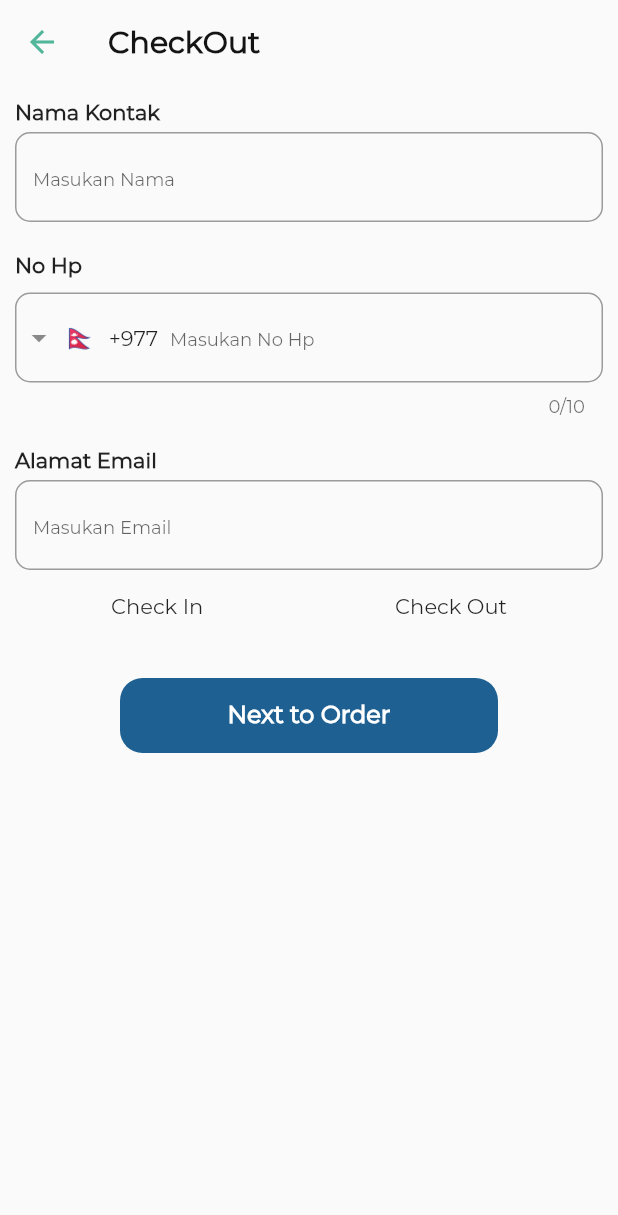
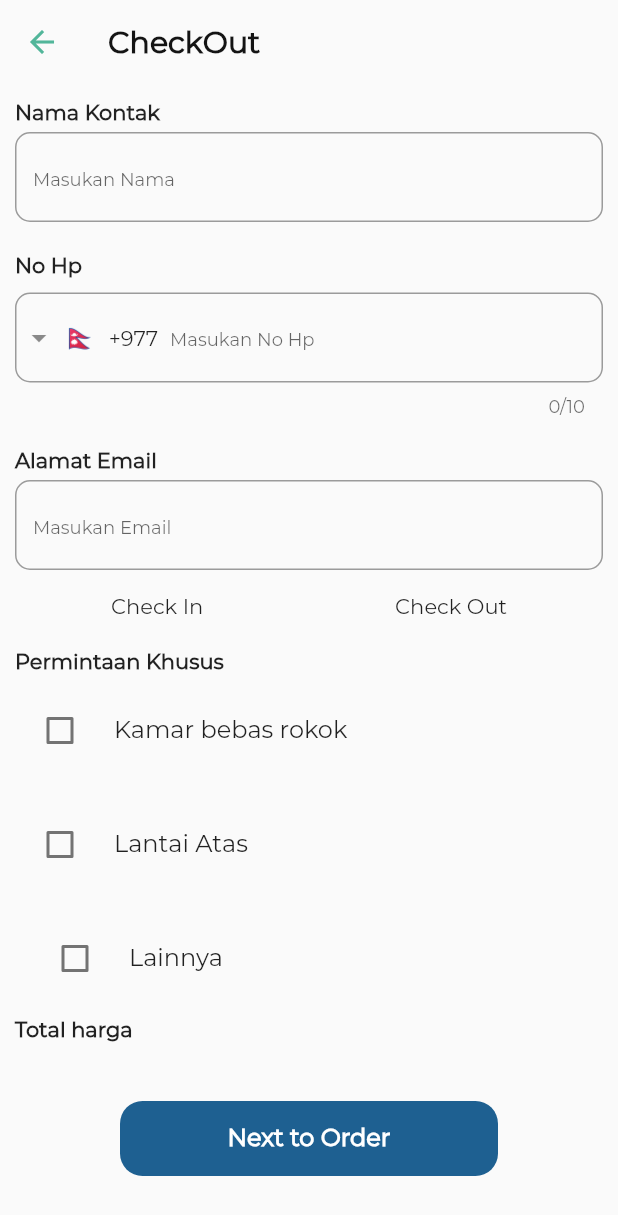
Before and after one commit to fhrl-rz/hotelpedia, a Flutter app: the Checkout screen opened directly, on a phone screen of 412 x 824 dp. Shown: the top 1215 px of the screen. Run offline on Flutter 3.47's test engine with Material 2 defaults, Android fonts, the phone set to English and light mode, and no system bars; drawn by our look-alikes of intl_phone_field; our stand-ins replace cloud_firestore, firebase_auth, firebase_core, fluttertoast, google_maps_flutter; accounts and stored records are empty.

Commit message:
fix kamis 2 Des

```diff
--- a/lib/SplashScreen.dart
+++ b/lib/SplashScreen.dart
@@ -44,6 +44,11 @@ class _SplashScreenState extends State<SplashScreen> {
                   ),
                 ),
               ),
+              SizedBox(height: 60,),
+              CircularProgressIndicator(
+                backgroundColor: Colors.cyanAccent,
+                valueColor: new AlwaysStoppedAnimation<Color>(Colors.red),
+              ),
             ],
           ),
         ],
--- a/lib/ui/list/checkout.dart
+++ b/lib/ui/list/checkout.dart
@@ -12,6 +12,8 @@ class Checkout extends StatefulWidget {
 
 class _CheckoutState extends State<Checkout> {
   int _value = 1;
+  bool valuefirst = false;
+  bool valuesecond = false;
 
   DateTime selectDate = DateTime.now();
   @override
@@ -175,6 +177,62 @@ class _CheckoutState extends State<Checkout> {
                 //   ],
                 // ),
                 SizedBox(
+                  height: 20,
+                ),
+                Text(
+                  'Permintaan Khusus',
+                  style: TextStyle(
+                    fontSize: 14,
+                    fontWeight: FontWeight.bold,
+                  ),
+                ),
+                CheckboxListTile(
+                  value: valuefirst,
+                  onChanged: (value) {
+                    setState(() {
+                      _value = _value;
+                    });
+                  },
+                  title: Text("Kamar bebas rokok "),
+                  selected: valuefirst,
+                  controlAffinity: ListTileControlAffinity.leading,
+                  contentPadding:
+                      EdgeInsets.symmetric(horizontal: 10, vertical: 10),
+                ),
+                CheckboxListTile(
+                  value: valuefirst,
+                  onChanged: (value) {
+                    setState(() {
+                      _value = _value;
+                    });
+                  },
+                  title: Text("Lantai Atas"),
+                  selected: valuefirst,
+                  controlAffinity: ListTileControlAffinity.leading,
+                  contentPadding:
+                      EdgeInsets.symmetric(horizontal: 10, vertical: 10),
+                ),
+                CheckboxListTile(
+                  value: valuefirst,
+                  onChanged: (value) {
+                    setState(() {
+                      _value = _value;
+                    });
+                  },
+                  title: Text("Lainnya"),
+                  selected: valuefirst,
+                  controlAffinity: ListTileControlAffinity.leading,
+                  contentPadding:
+                      EdgeInsets.symmetric(horizontal: 20, vertical: 10),
+                ),
+                Text(
+                  'Total harga',
+                  style: TextStyle(
+                    fontSize: 14,
+                    fontWeight: FontWeight.bold,
+                  ),
+                ),
+                SizedBox(
                   height: 40,
                 ),
                 Row(
--- a/lib/ui/profil/profil.dart
+++ b/lib/ui/profil/profil.dart
@@ -62,7 +62,7 @@ class _ProfilState extends State<Profil> {
                   children: [
                     CircleAvatar(
                       radius: 40,
-                      backgroundImage: AssetImage('images/riza.png'),
+                      backgroundImage: AssetImage('images/user.png'),
                     ),
                     SizedBox(
                       width: 20,
@@ -114,6 +114,7 @@ class _ProfilState extends State<Profil> {
               onTap: () {},
               dense: true,
             ),
+            Divider(),
             ListTile(
               trailing: IconButton(
                 onPressed: () {},
@@ -130,6 +131,7 @@ class _ProfilState extends State<Profil> {
               onTap: () {},
               dense: true,
             ),
+            Divider(),
             ListTile(
               trailing: IconButton(
                 onPressed: () {},
@@ -148,6 +150,7 @@ class _ProfilState extends State<Profil> {
               onTap: () {},
               dense: true,
             ),
+            Divider(),
             ListTile(
               trailing: IconButton(
                 onPressed: () {},
@@ -164,6 +167,7 @@ class _ProfilState extends State<Profil> {
               onTap: () {},
               dense: true,
             ),
+            Divider(),
             ListTile(
               title: const Text(
                 'Logout',
--- a/pubspec.yaml
+++ b/pubspec.yaml
@@ -39,6 +39,8 @@ dependencies:
   cloud_firestore: ^3.1.0
   firebase_core: ^1.10.0
   fluttertoast: ^8.0.8
+  provider: ^6.0.1
+  http: ^0.13.4
 dev_dependencies:
   flutter_test:
     sdk: flutter
```
Also changed, not shown: pubspec.lock.
